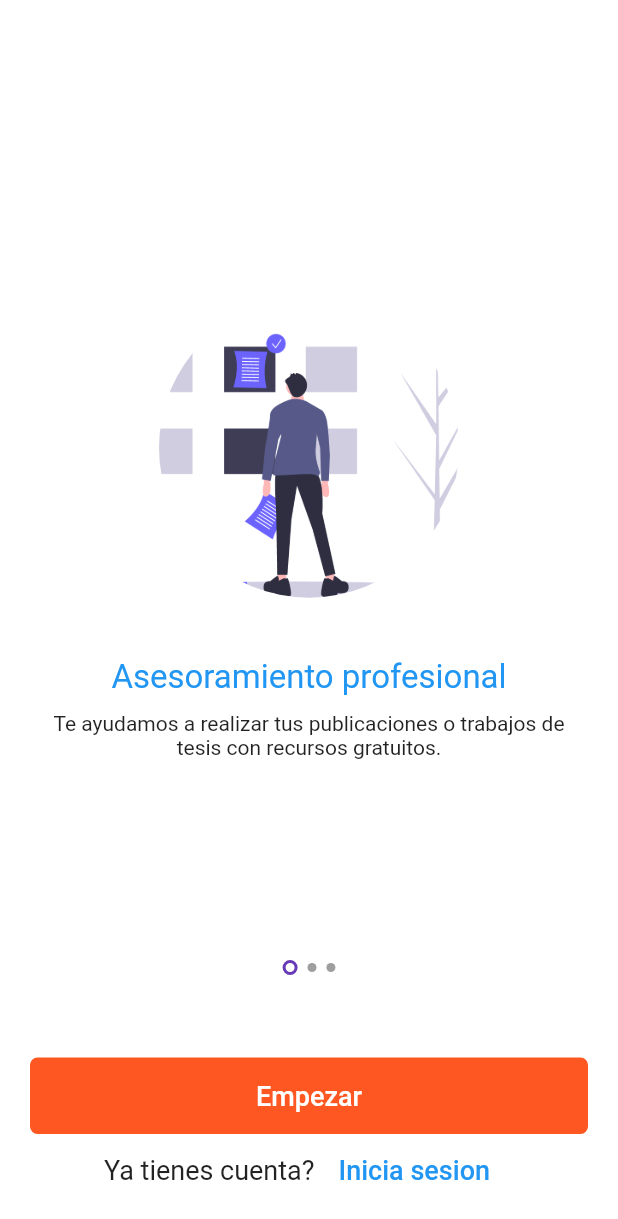
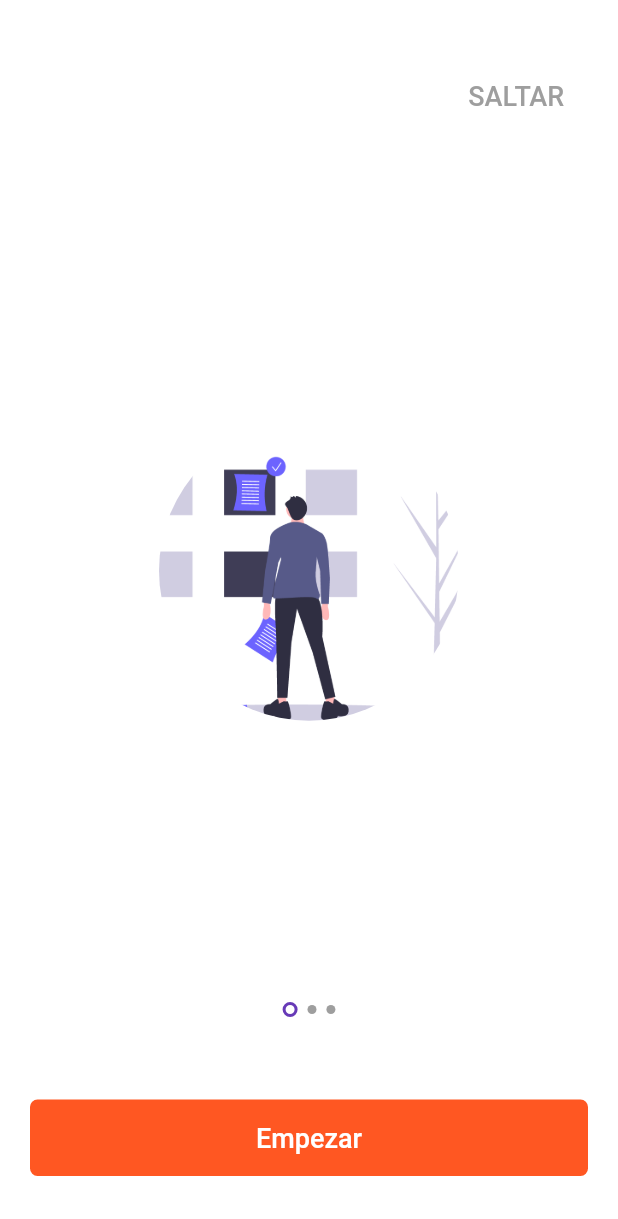
Before and after one commit to ghalciva/tutorInv, a Flutter app: the WelcomeScreen screen opened by its route, on a phone screen of 412 x 824 dp. Shown: the top 1219 px of the screen. Run offline on Flutter 3.47's test engine with Material 2 defaults, Android fonts, the light colour scheme and no system bars.

Commit message:
welcome slider added

```diff
--- a/lib/constants/constants.dart
+++ b/lib/constants/constants.dart
@@ -9,5 +9,4 @@ class Constants{
   static const String SLIDER_DESC2 = "Contamos con una amplia cadena de investigadores, listos para ayudarte con lo que necesites.";
   static const String SLIDER_HEADING_3 = "Soporte en linea";
   static const String SLIDER_DESC3 = "Si tienes dudas, puedes contactarnos mediante la plataforma. Estamos para ti.";
-
 }
--- /dev/null
+++ b/lib/model/slider.dart
@@ -0,0 +1,17 @@
+import 'package:flutter/cupertino.dart';
+
+class Slider {
+  final String sliderImageUrl;
+
+  Slider(
+      {@required this.sliderImageUrl});
+}
+
+final sliderList = [
+    Slider(
+        sliderImageUrl: 'assets/images/slider_1.png'),
+    Slider(
+        sliderImageUrl: 'assets/images/slider_2.png'),
+    Slider(
+        sliderImageUrl: 'assets/images/slider_3.png'),
+  ];
--- a/lib/screens/welcome_screen.dart
+++ b/lib/screens/welcome_screen.dart
@@ -2,10 +2,10 @@ import 'dart:async';
 
 import 'package:flutter/material.dart';
 
-import '../widgets/slide_item.dart';
-import '../model/slide.dart';
+import '../screens/home_screen.dart';
+import '../widgets/slide_itemw.dart';
+import '../model/slider.dart';
 import '../widgets/slide_dots.dart';
-import '../screens/login_screen.dart';
 import '../screens/signup_modal_screen.dart';
 
 class WelcomeScreen extends StatefulWidget {
@@ -30,7 +30,7 @@ class _WelcomeScreenState extends State<WelcomeScreen> {
 
       _pageController.animateToPage(
         _currentPage,
-        duration: Duration(milliseconds: 300),
+        duration: Duration(milliseconds: 500),
         curve: Curves.easeIn,
       );
     });
@@ -57,6 +57,24 @@ class _WelcomeScreenState extends State<WelcomeScreen> {
           padding: const EdgeInsets.all(20),
           child: Column(
             children: <Widget>[
+              SizedBox(
+                height: 20,
+              ),
+              Row(
+                    mainAxisAlignment: MainAxisAlignment.end,
+                    children: <Widget>[
+                      FlatButton(
+                        child: Text(
+                          'SALTAR',
+                          style: TextStyle(fontSize: 18),
+                        ),
+                        textColor: Colors.grey,
+                        onPressed: () {
+                          Navigator.of(context).pushNamed(HomeScreen.routeName);
+                        },
+                      ),
+                    ],
+                  ),
               Expanded(
                 child: Stack(
                   alignment: AlignmentDirectional.bottomCenter,
@@ -65,8 +83,8 @@ class _WelcomeScreenState extends State<WelcomeScreen> {
                       scrollDirection: Axis.horizontal,
                       controller: _pageController,
                       onPageChanged: _onPageChanged,
-                      itemCount: slideList.length,
-                      itemBuilder: (ctx, i) => SlideItem(i),
+                      itemCount: sliderList.length,
+                      itemBuilder: (ctx, i) => SlideItemW(i),
                     ),
                     Stack(
                       alignment: AlignmentDirectional.topStart,
@@ -77,7 +95,7 @@ class _WelcomeScreenState extends State<WelcomeScreen> {
                             mainAxisSize: MainAxisSize.min,
                             mainAxisAlignment: MainAxisAlignment.center,
                             children: <Widget>[
-                              for(int i = 0; i<slideList.length; i++)
+                              for(int i = 0; i<sliderList.length; i++)
                                 if( i == _currentPage )
                                   SlideDots(true)
                                 else
@@ -113,26 +131,8 @@ class _WelcomeScreenState extends State<WelcomeScreen> {
                       Navigator.of(context).pushNamed(SignupModal.routeName);
                     },
                   ),
-                  Row(
-                    mainAxisAlignment: MainAxisAlignment.center,
-                    children: <Widget>[
-                      Text(
-                        'Ya tienes cuenta?',
-                        style: TextStyle(
-                          fontSize: 18,
-                        ),
-                      ),
-                      FlatButton(
-                        child: Text(
-                          'Inicia sesion',
-                          style: TextStyle(fontSize: 18),
-                        ),
-                        textColor: Colors.blue,
-                        onPressed: () {
-                          Navigator.of(context).pushNamed(LoginScreen.routeName);
-                        },
-                      ),
-                    ],
+                  SizedBox(
+                    height: 20,
                   ),
                 ],
               )
--- /dev/null
+++ b/lib/widgets/slide_itemw.dart
@@ -0,0 +1,32 @@
+import 'package:flutter/material.dart';
+
+import '../model/slider.dart';
+
+class SlideItemW extends StatelessWidget {
+  final int index;
+  SlideItemW(this.index);
+
+  @override
+  Widget build(BuildContext context) {
+    return Column(
+      mainAxisAlignment: MainAxisAlignment.center,
+      crossAxisAlignment: CrossAxisAlignment.center,
+      children: <Widget>[
+        Container(
+          width: 200,
+          height: 200,
+          decoration: BoxDecoration(
+            shape: BoxShape.circle,
+            image: DecorationImage(
+              image: AssetImage(sliderList[index].sliderImageUrl),
+              fit: BoxFit.cover,
+            ),
+          ),
+        ),
+        SizedBox(
+          height: 40,
+        ),
+      ],
+    );
+  }
+}
```
